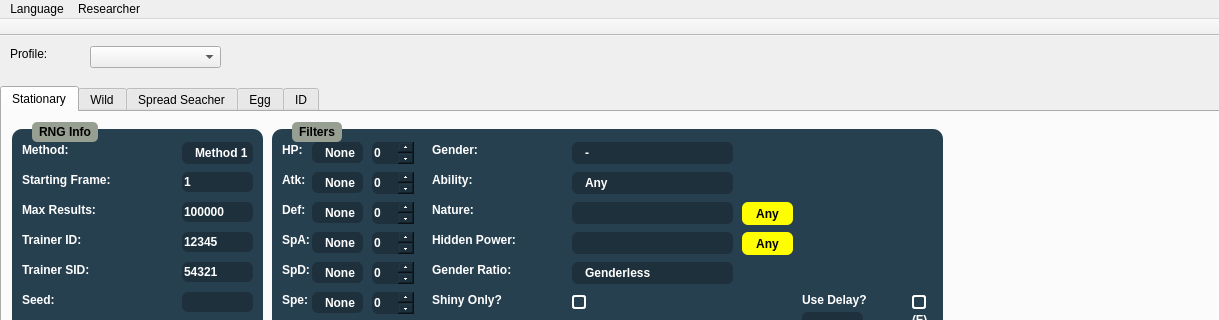
Before: the Qt Designer form Forms/MainWindow.ui in Admiral-Fish/PokeFinder, drawn with Qt 5; both pictures show x 0 to 1219 and y 0 to 320 of the 1219 by 688 pixel window.
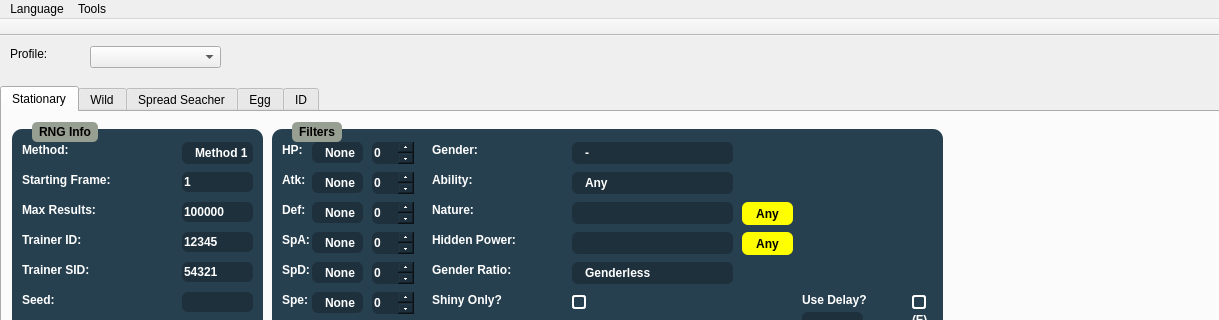
After: the same form once the commit is applied. Icons and pictures are not drawn.

Commit message: Open researcher from menu

```diff
--- a/Forms/MainWindow.ui
+++ b/Forms/MainWindow.ui
@@ -1378,16 +1378,16 @@
      <string>Language</string>
     </property>
    </widget>
-   <widget class="QMenu" name="menuResearcher">
+   <widget class="QMenu" name="menuTools">
     <property name="layoutDirection">
      <enum>Qt::RightToLeft</enum>
     </property>
     <property name="title">
-     <string>Researcher</string>
+     <string>Tools</string>
     </property>
    </widget>
    <addaction name="menuLanguage"/>
-   <addaction name="menuResearcher"/>
+   <addaction name="menuTools"/>
   </widget>
   <widget class="QToolBar" name="mainToolBar">
    <property name="movable">
```
Left out of the diff: 6 changed lines with no effect on the pictures. The commit also changes 3 other files.
